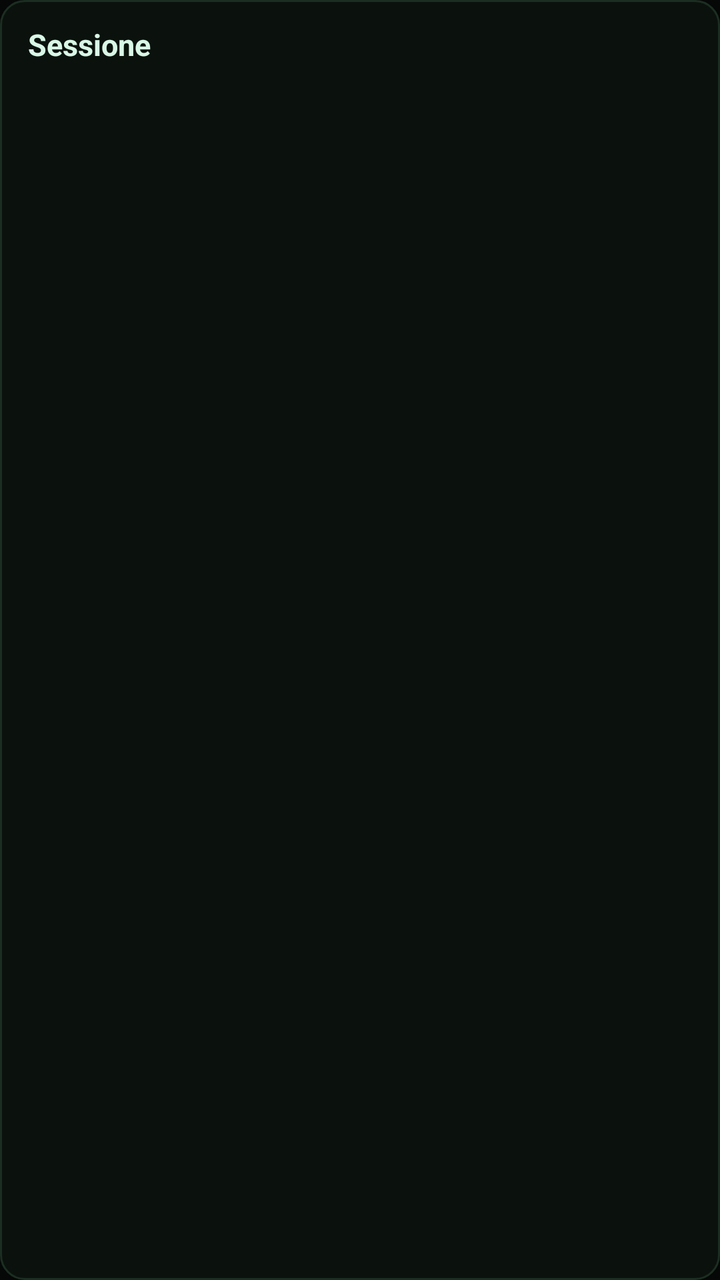
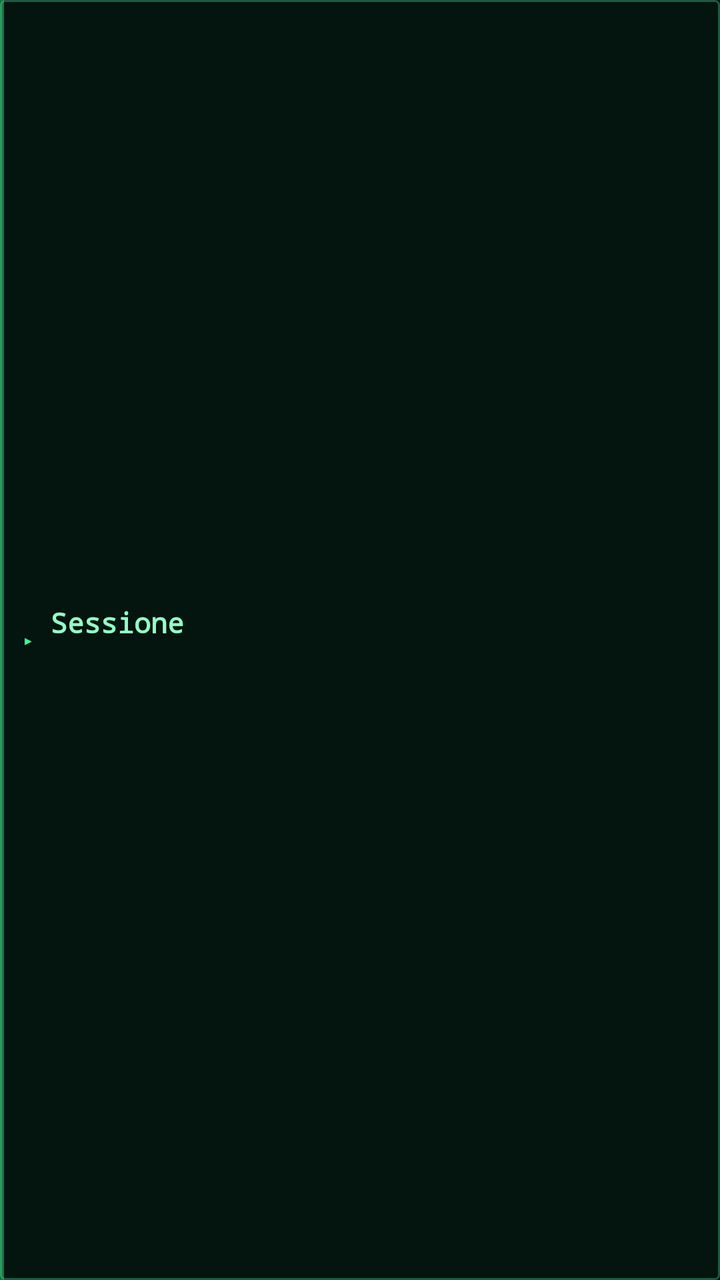

Screens rendered from an Android XML layout before and after an edit, with the pre-edit source and the edit as a unified diff.
<!-- AndroidManifest.xml: application theme AppTheme -->
<!-- res/layout/item_session.xml -->
<?xml version="1.0" encoding="utf-8"?>
<LinearLayout xmlns:android="http://schemas.android.com/apk/res/android"
    android:layout_width="match_parent"
    android:layout_height="wrap_content"
    android:orientation="vertical"
    android:background="@drawable/bg_card"
    android:paddingStart="14dp"
    android:paddingEnd="14dp"
    android:paddingTop="12dp"
    android:paddingBottom="12dp"
    android:layout_marginTop="6dp"
    android:layout_marginBottom="6dp">

    <TextView
        android:id="@+id/title"
        android:layout_width="match_parent"
        android:layout_height="wrap_content"
        android:textColor="@color/text"
        android:textSize="15sp"
        android:textStyle="bold"
        android:maxLines="2"
        android:ellipsize="end"
        android:text="Sessione" />

    <TextView
        android:id="@+id/sub"
        style="@style/SubText"
        android:layout_width="match_parent"
        android:layout_height="wrap_content"
        android:layout_marginTop="4dp"
        android:text="" />
</LinearLayout>
<!-- resources referenced by this layout -->
<resources>
  <color name="text">#D9F7E6</color>
  <!-- drawable bg_card (drawable) -->
  <?xml version="1.0" encoding="utf-8"?>
  <shape xmlns:android="http://schemas.android.com/apk/res/android" android:shape="rectangle">
      <solid android:color="@color/bg_elev" />
      <stroke android:width="1dp" android:color="@color/stroke" />
      <corners android:radius="12dp" />
  </shape>
  <style name="SubText">
          <item name="android:textColor">@color/text_dim</item>
          <item name="android:textSize">12sp</item>
          <item name="android:singleLine">true</item>
          <item name="android:ellipsize">end</item>
      </style>
  <style name="AppTheme" parent="@android:style/Theme.Material.NoActionBar">
          <item name="android:windowBackground">@color/bg</item>
          <item name="android:colorBackground">@color/bg</item>
          <item name="android:statusBarColor">@color/bg</item>
          <item name="android:navigationBarColor">@color/bg</item>
          <item name="android:textColorPrimary">@color/text</item>
          <item name="android:textColorSecondary">@color/text_dim</item>
          <item name="android:colorAccent">@color/accent</item>
          <item name="android:windowLightStatusBar">false</item>
      </style>
  <color name="bg_elev">#0B120D</color>
  <color name="stroke">#1C2E22</color>
  <color name="text_dim">#6E8F7C</color>
  <color name="bg">#050806</color>
  <color name="accent">#00E676</color>
</resources>

<!-- the commit's change to res/layout/item_session.xml (unified diff, before → after) -->
@@ -2,31 +2,50 @@
 <LinearLayout xmlns:android="http://schemas.android.com/apk/res/android"
     android:layout_width="match_parent"
     android:layout_height="wrap_content"
-    android:orientation="vertical"
+    android:orientation="horizontal"
     android:background="@drawable/bg_card"
-    android:paddingStart="14dp"
+    android:gravity="center_vertical"
+    android:paddingStart="12dp"
     android:paddingEnd="14dp"
-    android:paddingTop="12dp"
-    android:paddingBottom="12dp"
-    android:layout_marginTop="6dp"
-    android:layout_marginBottom="6dp">
+    android:paddingTop="11dp"
+    android:paddingBottom="11dp"
+    android:layout_marginTop="5dp"
+    android:layout_marginBottom="5dp">
 
     <TextView
-        android:id="@+id/title"
-        android:layout_width="match_parent"
+        android:layout_width="wrap_content"
         android:layout_height="wrap_content"
-        android:textColor="@color/text"
-        android:textSize="15sp"
-        android:textStyle="bold"
-        android:maxLines="2"
-        android:ellipsize="end"
-        android:text="Sessione" />
+        android:fontFamily="monospace"
+        android:tag="nofont"
+        android:text="▸"
+        android:textColor="@color/accent"
+        android:textSize="12sp" />
 
-    <TextView
-        android:id="@+id/sub"
-        style="@style/SubText"
-        android:layout_width="match_parent"
+    <LinearLayout
+        android:layout_width="0dp"
         android:layout_height="wrap_content"
-        android:layout_marginTop="4dp"
-        android:text="" />
+        android:layout_weight="1"
+        android:layout_marginStart="9dp"
+        android:orientation="vertical">
+
+        <TextView
+            android:id="@+id/title"
+            android:layout_width="match_parent"
+            android:layout_height="wrap_content"
+            android:textColor="@color/text"
+            android:textSize="14sp"
+            android:textStyle="bold"
+            android:fontFamily="monospace"
+            android:maxLines="2"
+            android:ellipsize="end"
+            android:text="Sessione" />
+
+        <TextView
+            android:id="@+id/sub"
+            style="@style/PipSub"
+            android:layout_width="match_parent"
+            android:layout_height="wrap_content"
+            android:layout_marginTop="4dp"
+            android:text="" />
+    </LinearLayout>
 </LinearLayout>
<!-- resource entries referenced after the edit -->
@@ -1,16 +1,28 @@
 <!-- resources referenced by this layout -->
 <resources>
-  <color name="text">#D9F7E6</color>
+  <color name="text">#93FFC6</color>
   <!-- drawable bg_card (drawable) -->
   <?xml version="1.0" encoding="utf-8"?>
-  <shape xmlns:android="http://schemas.android.com/apk/res/android" android:shape="rectangle">
-      <solid android:color="@color/bg_elev" />
-      <stroke android:width="1dp" android:color="@color/stroke" />
-      <corners android:radius="12dp" />
-  </shape>
-  <style name="SubText">
+  <layer-list xmlns:android="http://schemas.android.com/apk/res/android">
+      <item>
+          <shape android:shape="rectangle">
+              <solid android:color="@color/bg_elev" />
+              <stroke android:width="1dp" android:color="@color/stroke" />
+              <corners android:radius="2dp" />
+          </shape>
+      </item>
+      <item android:width="2dp" android:gravity="left">
+          <shape android:shape="rectangle">
+              <solid android:color="#663CFF8F" />
+          </shape>
+      </item>
+  </layer-list>
+  <style name="PipSub">
           <item name="android:textColor">@color/text_dim</item>
-          <item name="android:textSize">12sp</item>
+          <item name="android:textSize">10sp</item>
+          <item name="android:fontFamily">monospace</item>
+          <item name="android:letterSpacing">0.08</item>
+          <item name="android:textAllCaps">true</item>
           <item name="android:singleLine">true</item>
           <item name="android:ellipsize">end</item>
       </style>
@@ -22,12 +34,14 @@
           <item name="android:textColorPrimary">@color/text</item>
           <item name="android:textColorSecondary">@color/text_dim</item>
           <item name="android:colorAccent">@color/accent</item>
+          <item name="android:colorControlActivated">@color/accent</item>
           <item name="android:windowLightStatusBar">false</item>
+          <item name="android:windowAnimationStyle">@null</item>
       </style>
-  <color name="bg_elev">#0B120D</color>
-  <color name="stroke">#1C2E22</color>
-  <color name="text_dim">#6E8F7C</color>
-  <color name="bg">#050806</color>
-  <color name="accent">#00E676</color>
+  <color name="bg_elev">#04140F</color>
+  <color name="stroke">#1B5C40</color>
+  <color name="text_dim">#46B485</color>
+  <color name="bg">#020A08</color>
+  <color name="accent">#3CFF8F</color>
 </resources>
 
